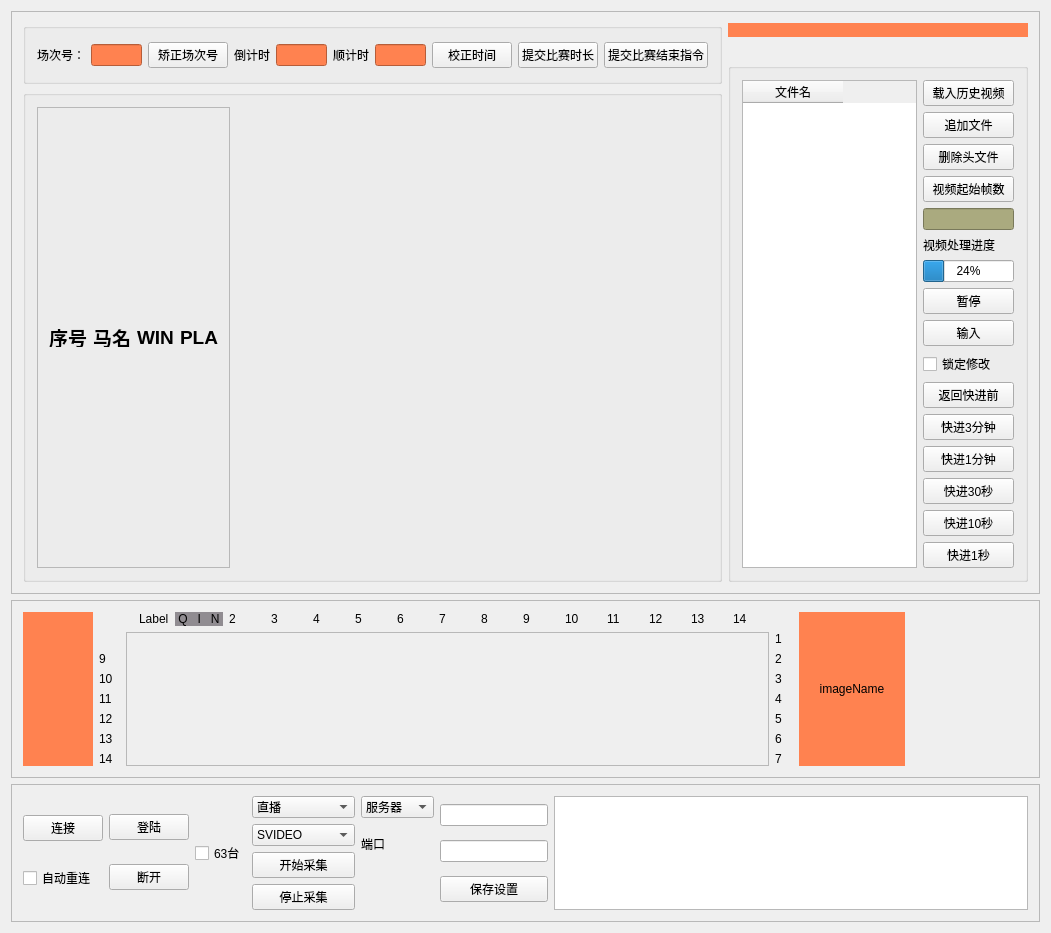
Old version of the form OCRProject/Ui/OcrControl.ui in the repository ThePowerOfSwift/OCR_LIVE_HISTORY.
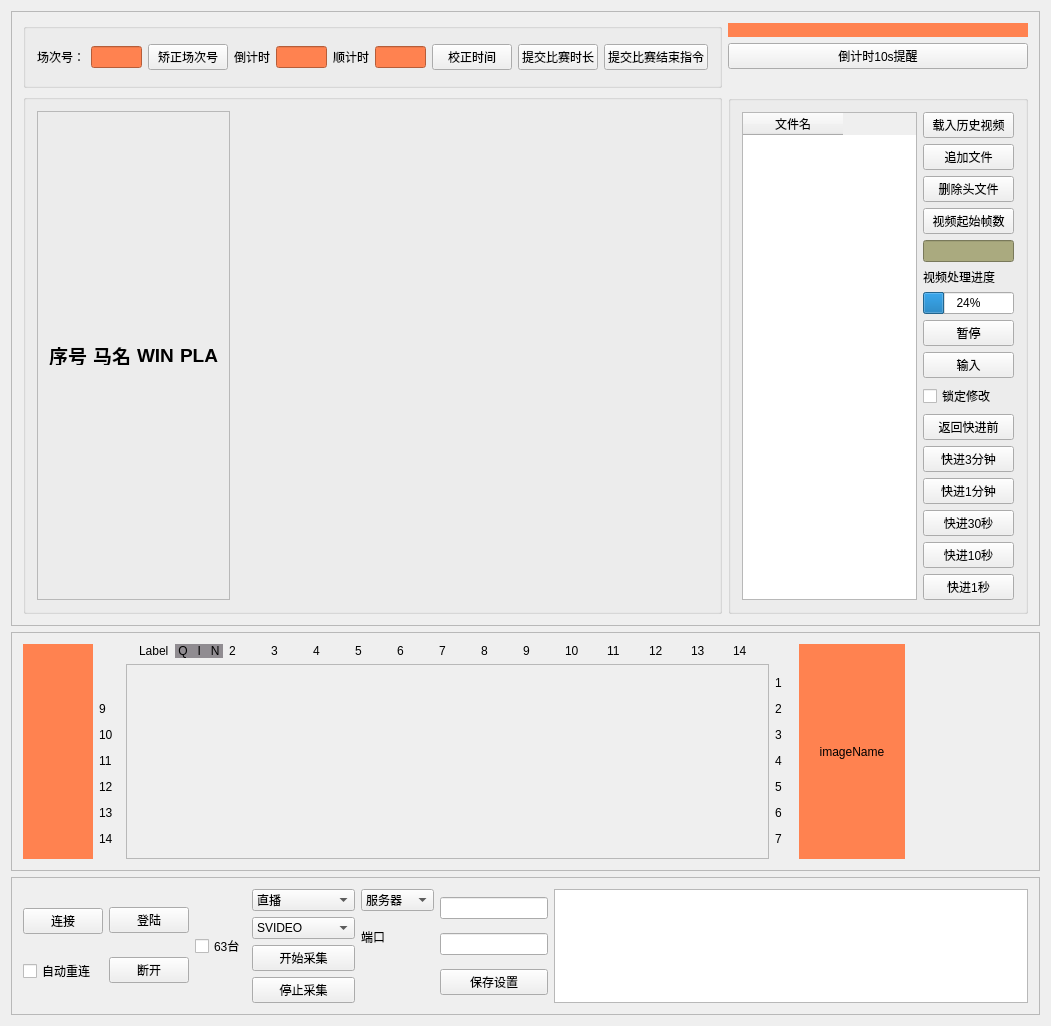
New version of the form.

Commit message: 增加了倒计时10s提醒按键，倒计时10s按键按下的时候，会将当前数据标记为 atTime = 99 ，然后客户端识别到99 做相应的显示。

```diff
--- a/OCRProject/Ui/OcrControl.ui
+++ b/OCRProject/Ui/OcrControl.ui
@@ -7,7 +7,7 @@
     <x>0</x>
     <y>0</y>
     <width>1051</width>
-    <height>891</height>
+    <height>1026</height>
    </rect>
   </property>
   <property name="windowTitle">
@@ -247,7 +247,7 @@
                </layout>
               </item>
               <item>
-               <layout class="QVBoxLayout" name="verticalLayout_19" stretch="0,0,10">
+               <layout class="QVBoxLayout" name="verticalLayout_19" stretch="0,0,0,10">
                 <item>
                  <widget class="QLabel" name="versionNumLabel">
                   <property name="styleSheet">
@@ -264,6 +264,13 @@
                   </property>
                  </widget>
                 </item>
+                <item>
+                 <widget class="QPushButton" name="tenSecondNotifyBtn">
+                  <property name="text">
+                   <string>倒计时10s提醒</string>
+                  </property>
+                 </widget>
+                </item>
                 <item>
                  <spacer name="horizontalSpacer_2">
                   <property name="orientation">
```
The commit also changes 11 other files.
